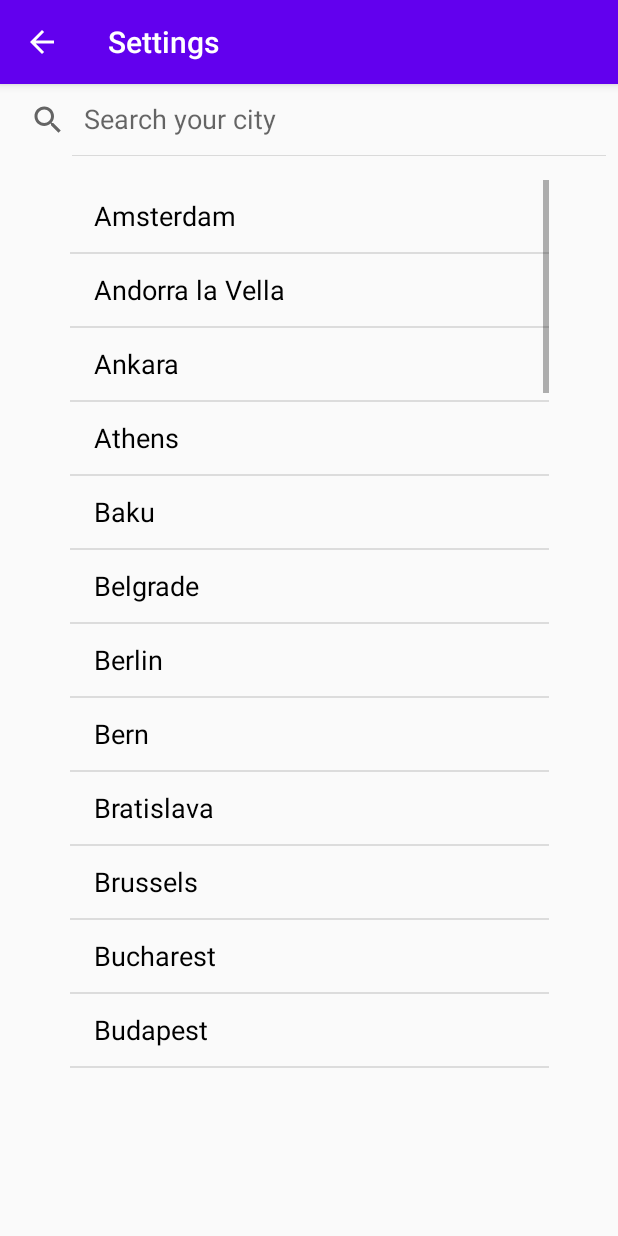
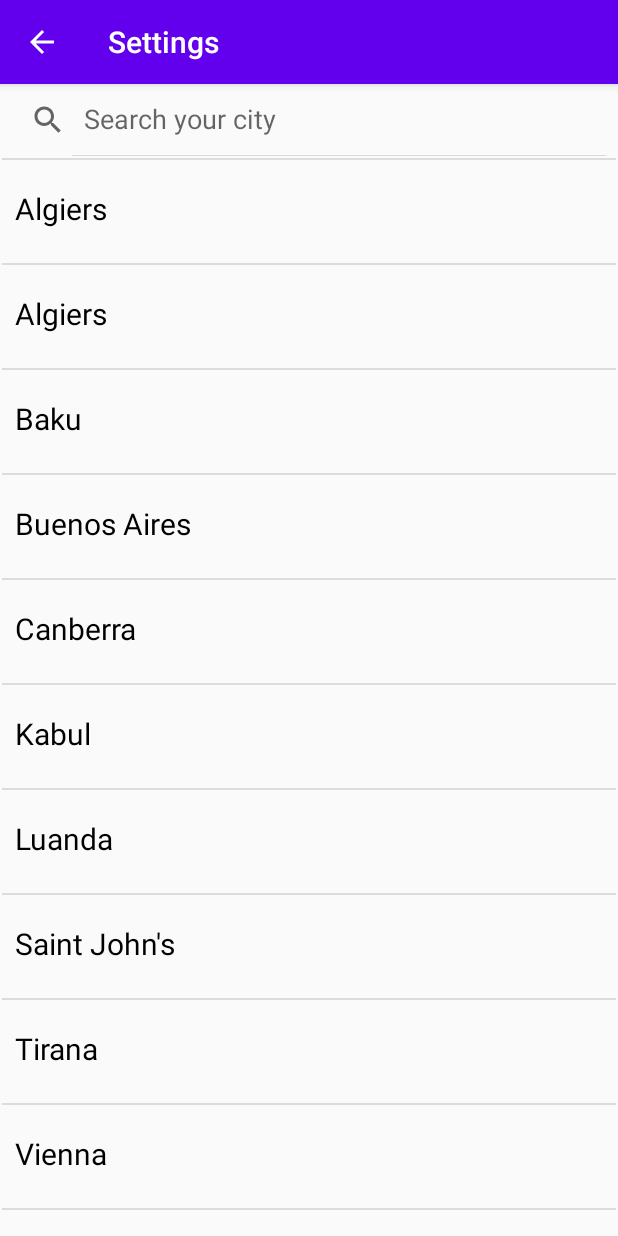
Before and after one commit to glebkr/Weather-App-Kotlin-, an Android app: the SearchActivity screen opened directly, with no data from a screen before it, on a phone screen of 412 x 824 dp. Run offline under Robolectric (Android 15) with nearby library versions, the phone set to English and light mode, and no system bars; our stand-ins replace Room's generated code.

Commit message:
added display of data from a database in a RecyclerView

```diff
--- /dev/null
+++ b/WeatherApp/app/src/main/java/com/example/weatherapp/CapitalsListAdapter.kt
@@ -0,0 +1,59 @@
+package com.example.weatherapp
+
+import android.view.LayoutInflater
+import android.view.View
+import android.view.ViewGroup
+import android.widget.SearchView
+import androidx.recyclerview.widget.RecyclerView
+import com.example.weatherapp.db.WeatherEntity
+import kotlinx.android.synthetic.main.list_item.view.*
+
+class CapitalsListAdapter(
+    var items: List<WeatherEntity>
+) : RecyclerView.Adapter<CapitalsListAdapter.CapitalsListViewHolder>() {
+    class CapitalsListViewHolder(itemView: View, listener: OnItemClickListener) : RecyclerView.ViewHolder(itemView)  {
+
+        init {
+            itemView.setOnClickListener {
+                listener.onItemClick(adapterPosition)
+            }
+        }
+
+    }
+
+    private lateinit var mListener: OnItemClickListener
+
+    interface OnItemClickListener {
+        fun onItemClick(position: Int)
+    }
+
+    fun setOnItemClickListener(listener: OnItemClickListener) {
+        mListener = listener
+    }
+
+    override fun onCreateViewHolder(parent: ViewGroup, viewType: Int): CapitalsListViewHolder {
+        val view = LayoutInflater.from(parent.context).inflate(R.layout.list_item, parent, false)
+        return CapitalsListViewHolder(view, mListener)
+    }
+
+    override fun onBindViewHolder(
+        holder: CapitalsListAdapter.CapitalsListViewHolder,
+        position: Int
+    ) {
+        val list = mutableListOf<String>()
+        for (item in items) {
+            list.add(item.capital)
+        }
+        val sortedList = list.sorted()
+        val curItem = sortedList[position]
+        holder.itemView.tvCapital.text = curItem
+
+
+
+    }
+
+    override fun getItemCount(): Int {
+        return items.size
+    }
+
+}
--- a/WeatherApp/app/src/main/java/com/example/weatherapp/MainActivity.kt
+++ b/WeatherApp/app/src/main/java/com/example/weatherapp/MainActivity.kt
@@ -11,7 +11,6 @@ import android.content.pm.PackageManager
 import android.graphics.Color
 import android.location.Address
 import android.location.Geocoder
-import android.location.Location
 import android.location.LocationManager
 import androidx.appcompat.app.AppCompatActivity;
 import android.os.Bundle
@@ -21,11 +20,9 @@ import android.text.SpannableString
 import android.text.style.ForegroundColorSpan
 import android.util.Log
 import android.view.Menu
-import android.view.MenuInflater
 import android.view.MenuItem
 import android.widget.*
 import androidx.core.app.ActivityCompat
-import androidx.core.widget.TextViewOnReceiveContentListener
 import androidx.lifecycle.ViewModelProvider
 import androidx.preference.PreferenceManager
 import com.android.volley.Request
@@ -38,9 +35,6 @@ import java.lang.Exception
 import java.text.SimpleDateFormat
 import java.util.*
 import com.android.volley.*
-import com.example.weatherapp.db.WeatherEntity
-import com.example.weatherapp.db.WeatherViewModel
-import kotlin.collections.ArrayList
 
 class MainActivity : AppCompatActivity() {
 
--- a/WeatherApp/app/src/main/java/com/example/weatherapp/SearchActivity.kt
+++ b/WeatherApp/app/src/main/java/com/example/weatherapp/SearchActivity.kt
@@ -1,32 +1,56 @@
 package com.example.weatherapp
 
-import android.content.Context
+import androidx.lifecycle.Observer
 import android.content.Intent
-import android.database.Cursor
+import android.media.ImageReader
 import androidx.appcompat.app.AppCompatActivity
 import android.os.Bundle
+import android.view.MotionEvent
 import android.view.View
 import android.widget.*
+import androidx.core.view.contains
 import androidx.lifecycle.ViewModelProvider
+import androidx.recyclerview.widget.LinearLayoutManager
+import androidx.recyclerview.widget.RecyclerView
 import com.example.weatherapp.db.WeatherEntity
-import com.example.weatherapp.db.WeatherViewModel
+import kotlinx.android.synthetic.main.activity_search.*
+import kotlinx.android.synthetic.main.activity_main.*
+import kotlinx.android.synthetic.main.activity_search.view.*
+
 
 class SearchActivity : AppCompatActivity() {
     lateinit var searchView: SearchView
-    lateinit var listView: ListView
+    lateinit var recyclerView: RecyclerView
     var cities = listOf("Minsk", "London", "Moscow", "Washington", "Tirana", "Baku", "Vienna", "Paris", "Brussels",
         "Sofia", "Riga", "Vaduz", "Vilnius", "Luxembourg", "Valletta", "Monaco", "Amsterdam", "Oslo", "Warsaw", "Lisbon",
     "Bucharest", "San Marino", "Bratislava", "Ankara", "Kiev", "Vatican", "Stockholm", "Madrid", "Belgrade", "Bern", "Ljubljana",
     "Skopje", "Podgorica", "Chisinau", "Vaduz", "Yerevan", "Andorra la Vella", "Sarajevo", "Prague", "Tallinn", "Helsinki",
     "Tbilisi", "Berlin", "Athens", "Budapest", "Reykjavik", "Rome", "Pristina", "Copenhagen", "Zagreb", "Nicosia", "Nur-Sultan")
-    lateinit var adapter: ArrayAdapter<String>
 
     override fun onCreate(savedInstanceState: Bundle?) {
-
         super.onCreate(savedInstanceState)
         setContentView(R.layout.activity_search)
-        listView = findViewById(R.id.listView)
+        val viewModel = ViewModelProvider(this).get(WeatherViewModel::class.java)
+        val adapter = CapitalsListAdapter(listOf())
+        rv.layoutManager = LinearLayoutManager(this)
+        rv.adapter = adapter
+        viewModel.getCapitals().observe(this, Observer {
+            adapter.items = it
+            adapter.notifyDataSetChanged()
+        })
+
         searchView = findViewById(R.id.searchView)
+        recyclerView = findViewById(R.id.rv)
+
+
+        adapter.setOnItemClickListener(object : CapitalsListAdapter.OnItemClickListener {
+            override fun onItemClick(position: Int) {
+                searchView.setQuery(adapter.items[position].capital,false)
+                recyclerView.visibility = View.GONE
+            }
+        }
+        )
+        /*
         adapter = ArrayAdapter<String>(this, android.R.layout.simple_list_item_1, cities.sorted())
         listView.adapter = adapter
         listView.setOnItemClickListener(object : AdapterView.OnItemClickListener {
@@ -41,17 +65,22 @@ class SearchActivity : AppCompatActivity() {
                 listView.visibility = View.GONE
             }
         })
+         */
 
         searchView.setOnQueryTextListener(object : SearchView.OnQueryTextListener {
             override fun onQueryTextChange(newText: String?): Boolean {
-                listView.visibility = View.VISIBLE
-                adapter.filter.filter(newText)
+                  rv.visibility = View.VISIBLE
+             //   adapter.filter.filter(newText)
                 return false
             }
 
             override fun onQueryTextSubmit(text: String): Boolean {
-                if (cities.contains(text)) {
-                    var sharedPrefs = getSharedPreferences("sharedPrefs", Context.MODE_PRIVATE)
+                var list : MutableList<String> = mutableListOf()
+                for (item in adapter.items) {
+                    list.add(item.capital)
+                }
+                if (list.contains(text)) {
+                    var sharedPrefs = getSharedPreferences("sharedPrefs", MODE_PRIVATE)
                     sharedPrefs.edit().apply {
                         putString("City", text)
                         apply()
--- /dev/null
+++ b/WeatherApp/app/src/main/java/com/example/weatherapp/WeatherViewModel.kt
@@ -0,0 +1,15 @@
+package com.example.weatherapp
+
+import android.app.Application
+import androidx.lifecycle.AndroidViewModel
+import androidx.lifecycle.viewModelScope
+import com.example.weatherapp.db.WeatherDatabase
+import com.example.weatherapp.db.WeatherEntity
+import kotlinx.coroutines.Dispatchers
+import kotlinx.coroutines.launch
+
+class WeatherViewModel(application: Application) : AndroidViewModel(application) {
+    private val weatherDao = WeatherDatabase.getDatabase(application).getWeatherDao()
+    fun getCapitals() = weatherDao.getCapitals()
+
+}
--- a/WeatherApp/app/src/main/java/com/example/weatherapp/db/WeatherDao.kt
+++ b/WeatherApp/app/src/main/java/com/example/weatherapp/db/WeatherDao.kt
@@ -1,5 +1,6 @@
 package com.example.weatherapp.db
 
+import androidx.lifecycle.LiveData
 import androidx.room.Dao
 import androidx.room.Insert
 import androidx.room.OnConflictStrategy
@@ -10,5 +11,5 @@ interface WeatherDao {
     @Insert (onConflict = OnConflictStrategy.REPLACE)
     fun upsert(item : WeatherEntity)
     @Query("SELECT * FROM Capitals_list")
-    fun getCapitals() : List<WeatherEntity>
+    fun getCapitals() : LiveData<List<WeatherEntity>>
 }
--- a/WeatherApp/app/src/main/res/layout/activity_search.xml
+++ b/WeatherApp/app/src/main/res/layout/activity_search.xml
@@ -11,21 +11,30 @@
         android:layout_width="match_parent"
         android:layout_height="wrap_content"
         android:layout_alignParentStart="true"
+        android:iconifiedByDefault="false"
         android:queryHint="Search your city"
-        android:iconifiedByDefault="false"
         app:layout_constraintEnd_toEndOf="parent"
         app:layout_constraintHorizontal_bias="0.0"
         app:layout_constraintStart_toStartOf="parent"
         app:layout_constraintTop_toTopOf="parent" />
 
-    <ListView
-        android:id="@+id/listView"
-        android:layout_width="319dp"
-        android:layout_height="603dp"
-        android:layout_marginTop="16dp"
+    <androidx.recyclerview.widget.RecyclerView
+        android:id="@+id/rv"
+        android:layout_width="match_parent"
+        android:layout_height="wrap_content"
+        android:layout_marginTop="1dp"
         app:layout_constraintEnd_toEndOf="parent"
+        app:layout_constraintHorizontal_bias="1.0"
         app:layout_constraintStart_toStartOf="parent"
-        app:layout_constraintTop_toBottomOf="@+id/searchView" />
+        app:layout_constraintTop_toBottomOf="@+id/searchView"
+        tools:listitem="@layout/list_item" />
+
+    <androidx.constraintlayout.widget.Barrier
+        android:layout_width="wrap_content"
+        android:layout_height="wrap_content"
+        app:barrierDirection="top"
+        tools:layout_editor_absoluteX="175dp"
+        tools:layout_editor_absoluteY="123dp" />
 
 
 </androidx.constraintlayout.widget.ConstraintLayout>
--- /dev/null
+++ b/WeatherApp/app/src/main/res/layout/list_item.xml
@@ -0,0 +1,32 @@
+<?xml version="1.0" encoding="utf-8"?>
+<androidx.constraintlayout.widget.ConstraintLayout xmlns:android="http://schemas.android.com/apk/res/android"
+    xmlns:app="http://schemas.android.com/apk/res-auto"
+    xmlns:tools="http://schemas.android.com/tools"
+    android:layout_width="match_parent"
+    android:layout_height="70dp">
+
+    <TextView
+        android:id="@+id/tvCapital"
+        android:layout_width="match_parent"
+        android:layout_height="wrap_content"
+        android:layout_marginStart="10dp"
+        android:layout_marginTop="20dp"
+
+        android:text="TextView"
+        android:textSize="20sp"
+        android:theme="@style/SearchActivityTheme"
+        app:layout_constraintEnd_toEndOf="parent"
+        app:layout_constraintHorizontal_bias="0.276"
+        app:layout_constraintStart_toStartOf="parent"
+        app:layout_constraintTop_toTopOf="parent" />
+
+    <View
+        android:id="@+id/divider2"
+        android:layout_width="409dp"
+        android:layout_height="1dp"
+        android:background="?android:attr/listDivider"
+        app:layout_constraintEnd_toEndOf="parent"
+        app:layout_constraintStart_toStartOf="parent"
+        tools:layout_editor_absoluteY="57dp" />
+
+</androidx.constraintlayout.widget.ConstraintLayout>
```
